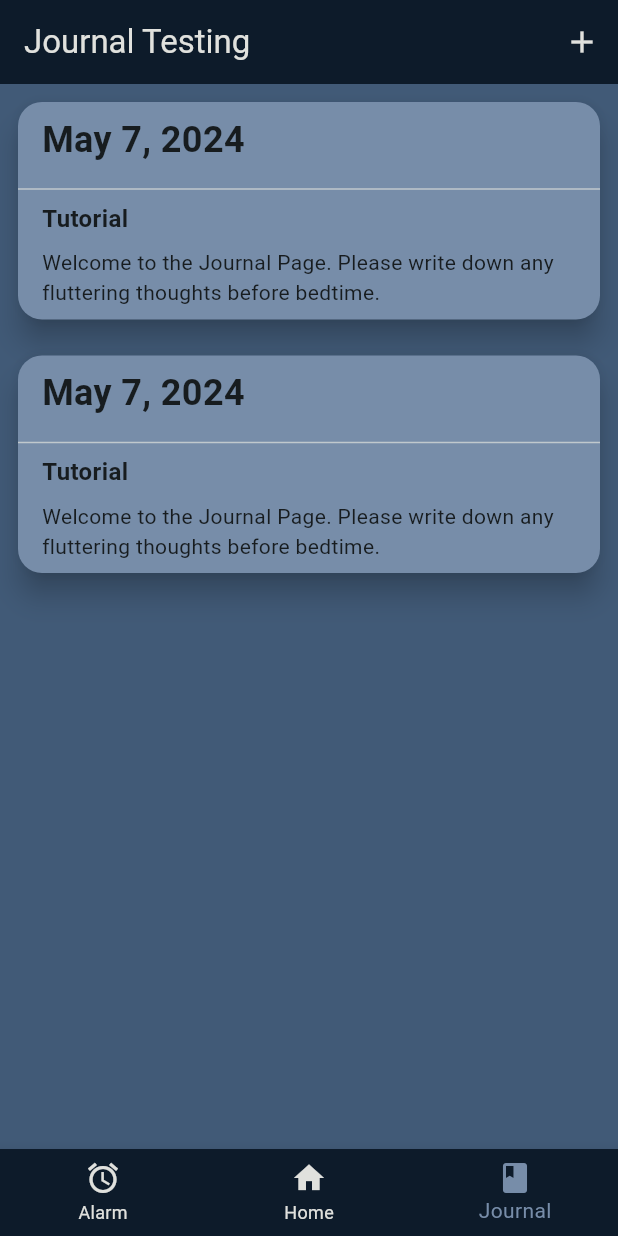
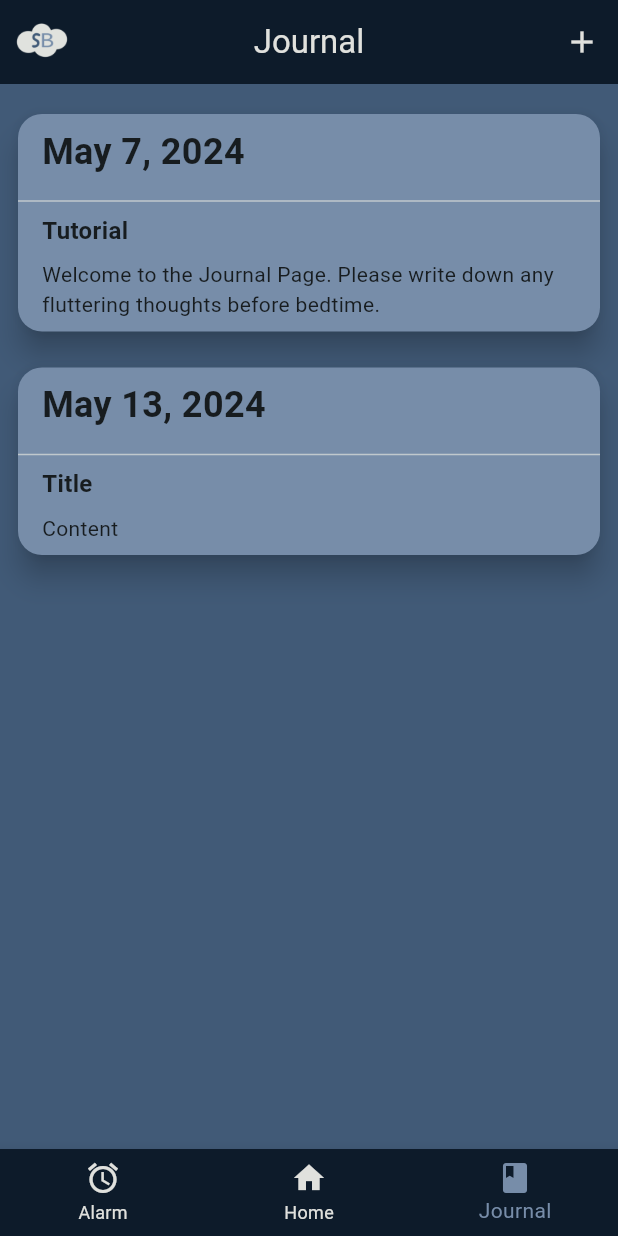
Before and after one commit to GianDMarquez/sleepybuddy, a Flutter app: the screen it shows after launch, item 3 of the bottom bar chosen, on a phone screen of 412 x 824 dp. Run offline on Flutter 3.47's test engine with Material 3 defaults, Android fonts, the phone set to English and light mode, and no system bars; our stand-ins replace hive, hive_flutter, shared_preferences; missing offline and left inert: android_alarm_manager_plus; accounts and stored records are empty.

Commit message:
played with appbar

```diff
--- a/lib/main.dart
+++ b/lib/main.dart
@@ -2,11 +2,10 @@ import 'package:flutter/material.dart';
 import 'package:android_alarm_manager_plus/android_alarm_manager_plus.dart';
 import 'package:hive_flutter/hive_flutter.dart';
 import 'package:hive/hive.dart';
-import 'package:sleeplist/view/screens/home_page.dart';
 
 // I want to import my pages here!
 import 'view/colors.dart';
-//import 'view/screens/home_tab.dart';
+import 'view/screens/home_page.dart';
 import 'view/screens/journal_page.dart';
 import 'view/screens/alarm_page.dart';
 import 'model/journalEntry.dart';
--- a/lib/view/custom/components/journal_tile.dart
+++ b/lib/view/custom/components/journal_tile.dart
@@ -22,9 +22,8 @@ class JournalTile extends StatelessWidget {
   @override
   Widget build(BuildContext context) {
     return Padding(
-            padding: const EdgeInsets.symmetric(horizontal: 8, vertical: 8),
-      child:
-        Card(
+      padding: const EdgeInsets.only(left: 8, right: 8, top: 16),
+      child: Card(
         color: secondaryColorLight,
         elevation: 8,
         shape: RoundedRectangleBorder(
--- a/lib/view/screens/alarm_page.dart
+++ b/lib/view/screens/alarm_page.dart
@@ -24,6 +24,13 @@ class _AlarmPageState extends State<AlarmPage> {
       appBar: AppBar(
        backgroundColor: primaryColorDark,
         title: Text('Alarms', style: TextStyle(color: primaryColorGray)),
+        centerTitle: true,
+         leading: Image.asset(
+                'lib/images/logo_buddy.png', // Replace with your image asset
+               // width: 72, // Set the desired width
+                //height: 72, // Set the desired height
+                //scale: 50
+              ),
         actions: [
           IconButton(
             icon: Icon(Icons.add),
--- a/lib/view/screens/home_page.dart
+++ b/lib/view/screens/home_page.dart
@@ -8,15 +8,18 @@ class HomePage extends StatelessWidget {
     return Scaffold(
         appBar: AppBar(
           backgroundColor: primaryColorDark,
-          title: Text('SleepyBuddy', style: TextStyle(color: primaryColorGray)),
-          actions: [
-
-           Image.asset(
+          title: Text('SleepyBuddy', style: TextStyle(color: primaryColorGray)), centerTitle: true,
+          leading: Image.asset(
                 'lib/images/logo_buddy.png', // Replace with your image asset
-                width: 72, // Set the desired width
-                height: 72, // Set the desired height
+               // width: 72, // Set the desired width
+                //height: 72, // Set the desired height
+                //scale: 50
               ),
-          ],
+              actions: [
+              Image.asset(
+                'lib/images/logo_shortened.png',
+              )
+              ]
         ),
         body: Text("Hello!", style: TextStyle(color: primaryColorGray)));
   }
--- a/lib/view/screens/journal_page.dart
+++ b/lib/view/screens/journal_page.dart
@@ -5,15 +5,32 @@ import '../colors.dart';
 import '../custom/components/journal_tile.dart';
 import 'journal_add_page.dart';
 
+class JournalPage extends StatelessWidget {
+  // List of Journal
+  // Issues: Need to order! + Add Hive/Isar DB
+  List journalEntries = [
+    [
+      "May 7, 2024",
+      "Tutorial",
+      "Welcome to the Journal Page. Please write down any fluttering thoughts before bedtime."
+    ],
+    ["May 13, 2024", "Title", "Content"]
+  ];
 
-class JournalPage extends StatelessWidget {
   @override
   Widget build(BuildContext context) {
     return Scaffold(
         //TO DO: APP BAr Context
         appBar: AppBar(
           backgroundColor: primaryColorDark,
-        title: Text('Journal Testing', style: TextStyle(color: primaryColorGray)),
+          title: Text('Journal', style: TextStyle(color: primaryColorGray)),
+          centerTitle: true,
+          leading: Image.asset(
+            'lib/images/logo_shortened.png', //idk
+            // width: 72, // Set the desired width
+            //height: 72, // Set the desired height
+            //scale: 50
+          ),
           actions: [
             IconButton(
               color: primaryColorGray,
@@ -29,20 +46,16 @@ class JournalPage extends StatelessWidget {
           ],
         ),
         //List -> Holding Journal Tiles
-      body: ListView(
-        children: [
-          JournalTile(
-            createdDate: "May 7, 2024",
-            title: "Tutorial",
-            textContent: "Welcome to the Journal Page. Please write down any fluttering thoughts before bedtime.",
-          ),
-           JournalTile(
-            createdDate: "May 7, 2024",
-            title: "Tutorial",
-            textContent: "Welcome to the Journal Page. Please write down any fluttering thoughts before bedtime.",
-          ),
-        ],
-      )
+        body: ListView.builder(
+          //he made a tutorial
+          itemCount: journalEntries.length,
+          itemBuilder: (context, index) {
+            return JournalTile(
+              createdDate: journalEntries[index][0],
+              title: journalEntries[index][1],
+              textContent: journalEntries[index][2],
             );
+          },
+        ));
   }
 }
```
Lines whose indentation alone changed are shown as unchanged.
